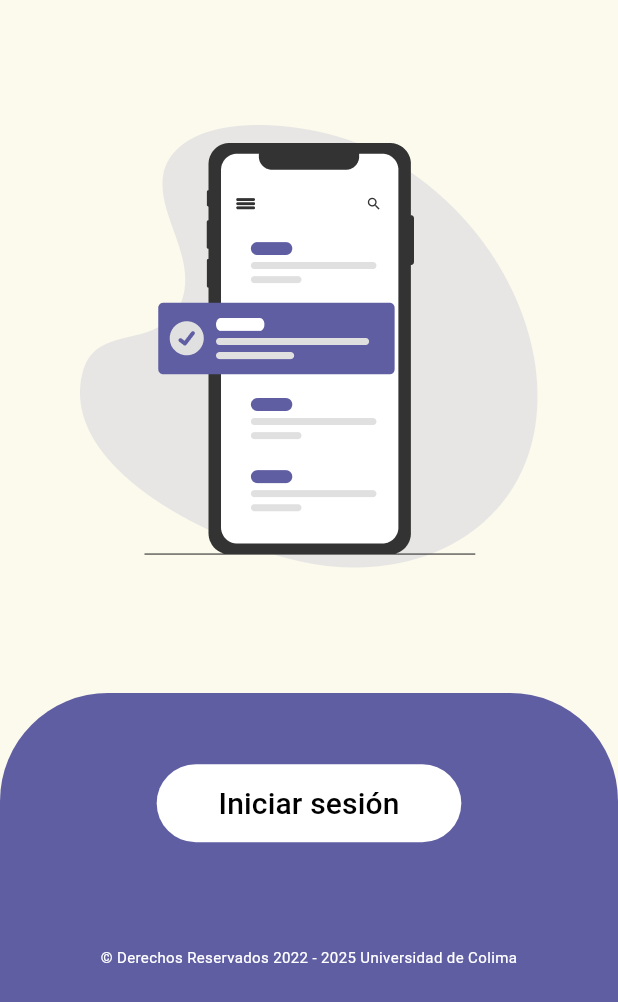
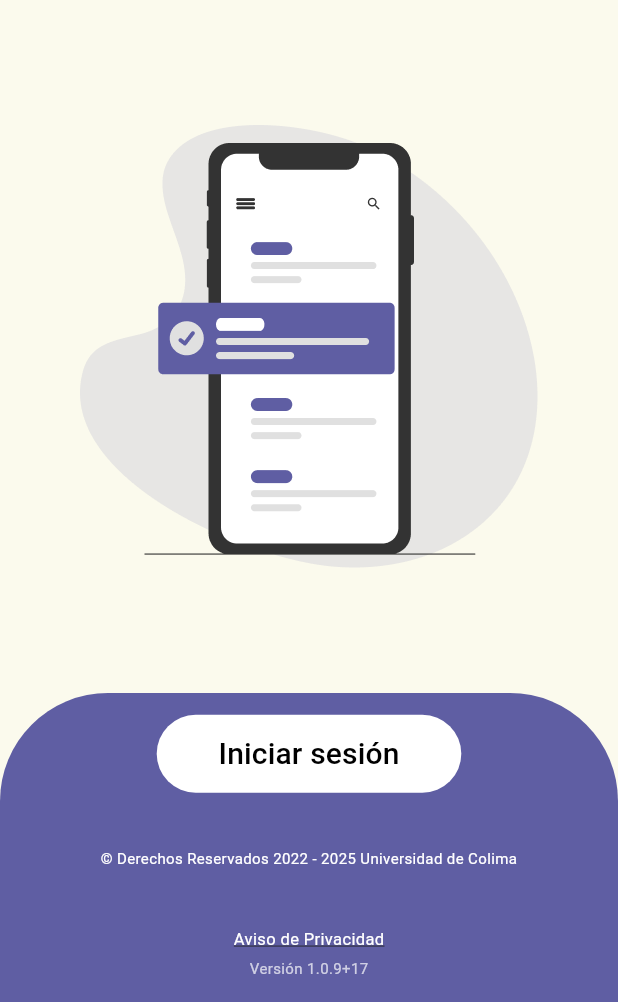
Before and after one commit to Universidad-de-Colima/demo-flutter-login-federado, a Flutter app: the screen it shows after launch, on a phone screen of 412 x 824 dp, the part 234-1236 px from its top. Run offline on Flutter 3.47's test engine with Material 3 defaults, Android fonts, the phone set to English and light mode, and no system bars; our stand-ins replace flutter_secure_storage, local_auth, webview_flutter; missing offline and left inert: local_auth_android, local_auth_darwin.

Commit message:
feat(main_screen): 💬 Agregar enlace de aviso de privacidad y mejorar diseño del botón de inicio de sesión

```diff
--- a/lib/src/view/screens/main_screen.dart
+++ b/lib/src/view/screens/main_screen.dart
@@ -100,8 +100,11 @@ class _HomeContent extends StatelessWidget {
   final Widget? logo;
   final Widget? authIcon;
   final OnWayfResolve onWayfResolve;
+
   @override
   Widget build(BuildContext context) {
+    final media = MediaQuery.of(context);
+
     return Column(
       mainAxisAlignment: MainAxisAlignment.center,
       children: [
@@ -111,10 +114,29 @@ class _HomeContent extends StatelessWidget {
         ),
         Expanded(
           flex: authIcon != null ? 2 : 1,
-          child: BottomSecondaryButton(
-            onPressed: () => _toLogin(context),
-            text: 'Iniciar sesión',
-            authButton: authIcon,
+          child: Column(
+            children: [
+              Expanded(
+                child: BottomSecondaryButton(
+                  onPressed: () => _toLogin(context),
+                  text: 'Iniciar sesión',
+                  authButton: authIcon,
+                ),
+              ),
+              Container(
+                width: media.size.width,
+                padding: const EdgeInsets.symmetric(vertical: 16),
+                decoration: const BoxDecoration(
+                  color: UdcColors.actionSecondary,
+                ),
+                child: const Row(
+                  mainAxisAlignment: MainAxisAlignment.center,
+                  children: [
+                    _PrivacyNoticeLink(),
+                  ],
+                ),
+              ),
+            ],
           ),
         ),
       ],
@@ -289,3 +311,83 @@ class _LoadExistingLoginState extends State<_LoadExistingLogin> {
     }
   }
 }
+
+class _PrivacyNoticeLink extends StatelessWidget {
+  const _PrivacyNoticeLink();
+
+  @override
+  Widget build(BuildContext context) {
+    return GestureDetector(
+      onTap: () => _openPrivacyNotice(context),
+      child: Column(
+        mainAxisSize: MainAxisSize.min,
+        children: [
+          const Text(
+            'Aviso de Privacidad',
+            style: TextStyle(
+              color: Colors.white,
+              decoration: TextDecoration.underline,
+              fontSize: 11,
+            ),
+            textAlign: TextAlign.center,
+          ),
+          const SizedBox(height: 4),
+          Text(
+            'Versión 1.0.9+17',
+            style: const TextStyle(
+              color: Colors.white70,
+              fontSize: 10,
+            ),
+            textAlign: TextAlign.center,
+          ),
+        ],
+      ),
+    );
+  }
+
+  void _openPrivacyNotice(BuildContext context) async {
+    const url =
+        'https://transparencia.ucol.mx/avisosdeprivacidad/asistenciasudec/';
+    try {
+      final uri = Uri.parse(url);
+
+      // Simple approach: try launchUrl directly with external application mode
+      await launchUrl(
+        uri,
+        mode: LaunchMode.externalApplication,
+      );
+    } catch (e) {
+      debugPrint('Error with externalApplication launch mode: $e');
+      try {
+        // Fallback: try with platform default mode
+        final uri = Uri.parse(url);
+        await launchUrl(
+          uri,
+          mode: LaunchMode.platformDefault,
+        );
+      } catch (e) {
+        debugPrint('Error with platformDefault launch mode: $e');
+        try {
+          // Last resort: try inAppWebView
+          final uri = Uri.parse(url);
+          await launchUrl(
+            uri,
+            mode: LaunchMode.inAppWebView,
+          );
+        } catch (e) {
+          debugPrint('Error with inAppWebView launch mode: $e');
+          // Show user feedback
+          if (context.mounted) {
+            ScaffoldMessenger.of(context).showSnackBar(
+              const SnackBar(
+                content:
+                    Text('No se pudo abrir el enlace del aviso de privacidad'),
+                duration: Duration(seconds: 3),
+              ),
+            );
+          }
+        }
+      }
+    }
+  }
+}
--- a/lib/src/view/screens/screens_library.dart
+++ b/lib/src/view/screens/screens_library.dart
@@ -17,6 +17,7 @@ import 'package:wayf_login_udc/src/widgets/templates/web_view_template.dart';
 import 'package:wayf_login_udc/src/widgets/way_logout_button.dart';
 // 📦 Package imports:
 import 'package:webview_flutter/webview_flutter.dart';
+import 'package:url_launcher/url_launcher.dart';
 
 part 'login_result_screen.dart';
 part 'logout_web_view_screen.dart';
--- a/pubspec.yaml
+++ b/pubspec.yaml
@@ -14,6 +14,7 @@ dependencies:
   local_auth: ^2.2.0
   local_auth_darwin: ^1.4.3
   webview_flutter: ^4.8.0
+  url_launcher: ^6.3.0
 
 dev_dependencies:
   flutter_test:
```
Also changed, not shown: pubspec.lock, 2 other files.
